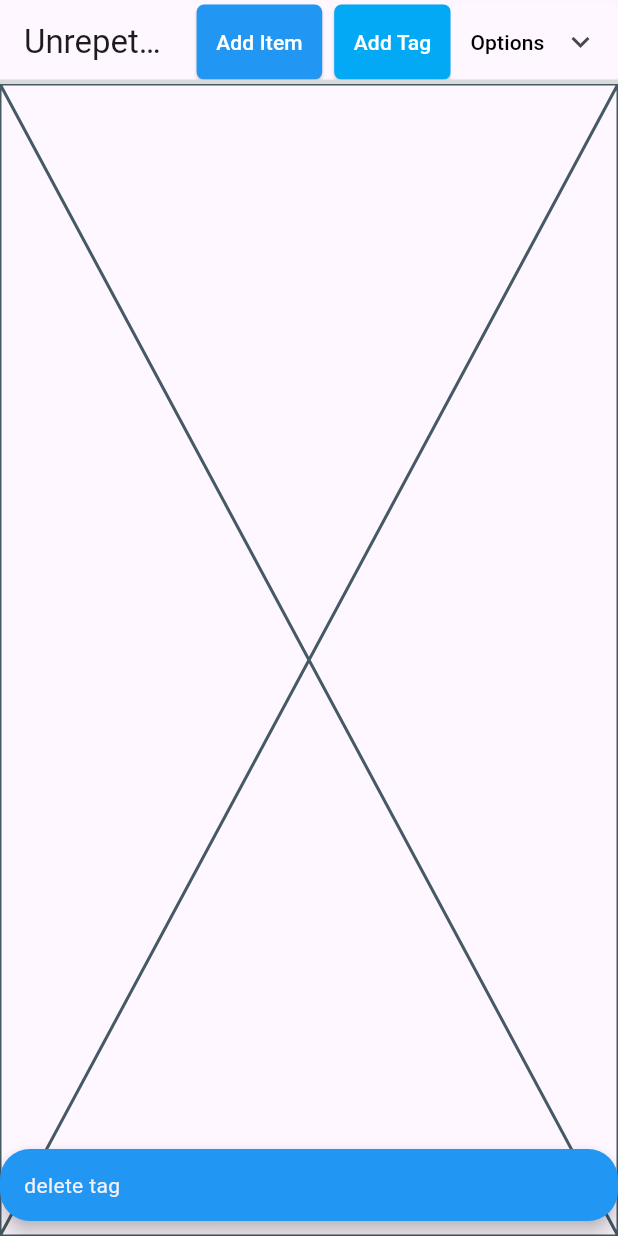
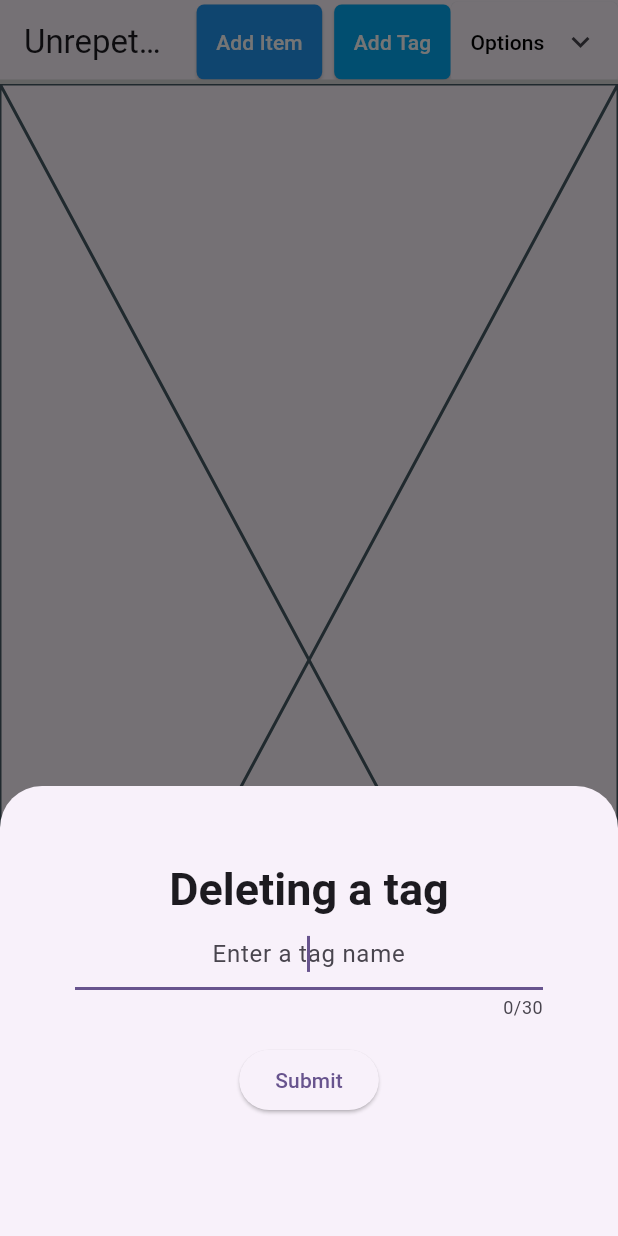
Before and after one commit to luE11/unrepeatable-list-app, a Flutter app: the screen it shows after launch, after a tap on "Options", after a tap on "Delete tag", on a phone screen of 412 x 824 dp. Run offline on Flutter 3.47's test engine with Material 3 defaults, Android fonts, the phone set to English and light mode, and no system bars; missing offline and left inert: sqlite3, window_size; statements that could not run were skipped.

Commit message:
fetch all and delete tag database operations

```diff
--- /dev/null
+++ b/lib/components/modal_manager.dart
@@ -0,0 +1,22 @@
+import 'package:flutter/material.dart';
+import '../database/operations/tag_manager.dart' show createTag;
+import 'modals/create_tag_modal.dart';
+import 'modals/delete_tag_modal.dart';
+
+void showCreateTagModal(BuildContext context, ThemeData? themeData){
+  showModalBottomSheet<void>(
+    context: context,
+    builder: (BuildContext context) {
+      return CreateTagModal(themeData: themeData);
+    },
+  );
+}
+
+void showDeleteTagModal(BuildContext context, ThemeData? themeData){
+  showModalBottomSheet<void>(
+    context: context,
+    builder: (BuildContext context) {
+      return DeleteTagModal(themeData: themeData);
+    },
+  );
+}
--- a/lib/components/modals.dart
+++ b/lib/components/modals/delete_tag_modal.dart
@@ -1,15 +1,16 @@
 import 'package:flutter/material.dart';
-import '../database/operations/tag_manager.dart' show createTag;
+import '../../database/operations/tag_manager.dart' show createTag;
 
-showCreateTagModal(BuildContext context, ThemeData? themeData){
+class DeleteTagModal extends StatelessWidget {
   final GlobalKey<FormState> formKey = GlobalKey<FormState>();
-
+  final ThemeData? themeData;
   final tagController = TextEditingController();
 
-  showModalBottomSheet<void>(
-    context: context,
-    builder: (BuildContext context) {
-      return Container(
+  DeleteTagModal({super.key, this.themeData});
+
+  @override
+  Widget build(BuildContext context) {
+    return Container(
         height: 300,
         padding: const EdgeInsets.all(50),
         child: Form(
@@ -18,7 +19,7 @@
             crossAxisAlignment: CrossAxisAlignment.center,
             children: <Widget>[
               Text(
-                'Creating a new tag',
+                'Deleting a tag',
                 style: themeData?.textTheme.headlineLarge?.copyWith(
                   fontSize: 30,
                   fontWeight: FontWeight.bold,
@@ -26,7 +27,7 @@
               ),
               TextFormField(
                 decoration: const InputDecoration(
-                  hintText: 'Enter new tag name',
+                  hintText: 'Enter a tag name',
                   alignLabelWithHint: true
                 ),
                 maxLength: 30,
@@ -56,6 +57,5 @@
           ),
         ),
       );
-    },
-  );
+  }
 }
--- a/lib/components/navbar.dart
+++ b/lib/components/navbar.dart
@@ -1,6 +1,6 @@
 import 'package:flutter/material.dart';
 import 'uilogger.dart';
-import 'modals.dart';
+import 'modal_manager.dart';
 
 class AppNavBar extends StatelessWidget implements PreferredSizeWidget {
   const AppNavBar(this.appTheme, this.appTitle, this.btnStyle, this.menuItemStyle, {super.key});
@@ -65,7 +65,7 @@
                   ),
                   MenuItemButton(
                     onPressed: () {
-                      logInfo("delete tag");
+                      showDeleteTagModal(context, appTheme);
                     },
                     style: menuItemStyle,
                     child: const Text("Delete tag")
--- a/lib/components/uilogger.dart
+++ b/lib/components/uilogger.dart
@@ -3,7 +3,7 @@
 final GlobalKey<ScaffoldMessengerState> snackbarKey =
     GlobalKey<ScaffoldMessengerState>();
 
-logInfo(data){
+void logInfo(data){
   snackbarKey.currentState?.showSnackBar(
           SnackBar(
             content: Text(data),
--- a/lib/database/operations/tag_manager.dart
+++ b/lib/database/operations/tag_manager.dart
@@ -1,7 +1,9 @@
-import '../dbmanage.dart' show executeDatabaseOperation;
+import 'package:sqlite3/sqlite3.dart';
+
+import '../dbmanage.dart';
 import '../../components/uilogger.dart';
 
-createTag(String tag){
+void createTag(String tag){
   String operation = '''
     INSERT INTO tags (tag) VALUES (?)
   ''';
@@ -12,3 +14,18 @@
     logInfo('Could not create tag "$tag". Already exists?');
   }
 }
+
+ResultSet fetchAllTags(){
+  String query = 'SELECT id, tag FROM tags;';
+  return executeQuery(query);
+}
+
+void deleteTagById(int id){
+  String operation = 'DELETE FROM tags WHERE id=?';
+  try {
+    executeDatabaseOperation(operation, [id]);
+    logInfo('Tag deleted succesfully');
+  } catch (e) {
+    logInfo('Could not delete the tag');
+  }
+}
--- a/lib/utils/fileutils.dart
+++ b/lib/utils/fileutils.dart
@@ -1,10 +1,10 @@
 import 'dart:io';
 
-checkFileExists(String filePath) {
+bool checkFileExists(String filePath) {
   return File(filePath).existsSync();
 }
 
-copyFile(String sourcePath, String copyPath){
+void copyFile(String sourcePath, String copyPath){
   File sourceFile = File(sourcePath);
   sourceFile.copySync(copyPath);
 }
```
Also changed, not shown: lib/components/modals/create_tag_modal.dart (added, +61 -0 lines), lib/database/dbmanage.dart (+9 -2 lines).
